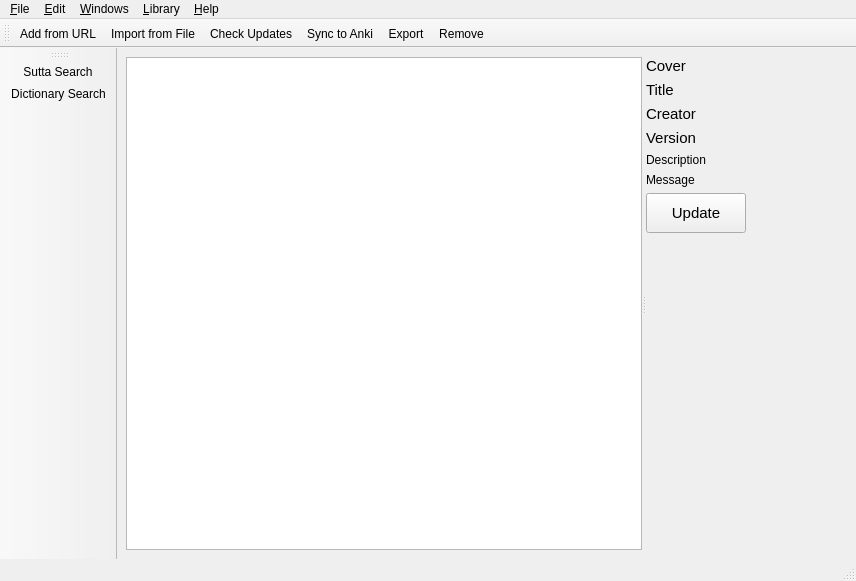
Qt form simsapa/assets/ui/dictionaries_manager_window.ui (simsapa/simsapa) before a commit.
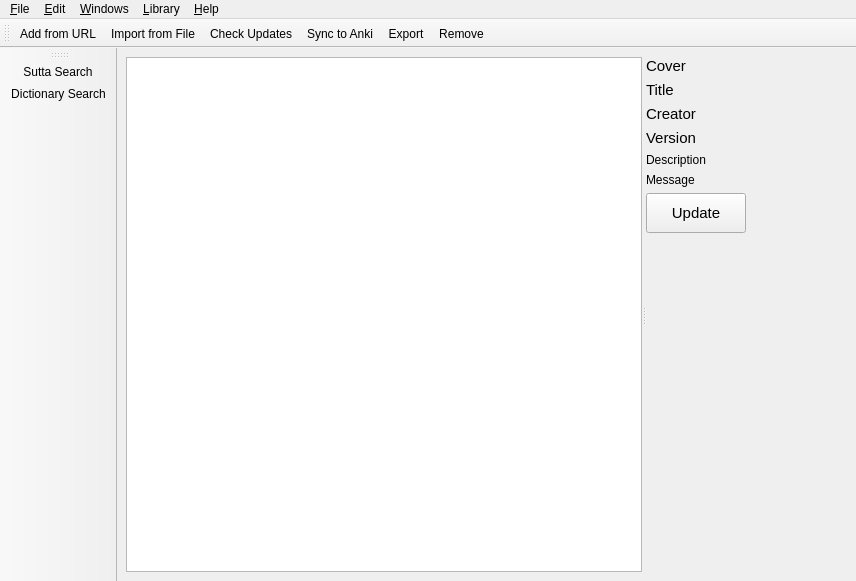
The same form after that commit. Icons and pictures are not drawn.

Commit message: remove statusbar, add button icons

```diff
--- a/simsapa/assets/ui/dictionaries_manager_window.ui
+++ b/simsapa/assets/ui/dictionaries_manager_window.ui
@@ -245,7 +245,6 @@
    <addaction name="menu_Library"/>
    <addaction name="menu_Help"/>
   </widget>
-  <widget class="QStatusBar" name="statusbar"/>
   <widget class="QToolBar" name="toolBar">
    <property name="windowTitle">
     <string>toolBar</string>
```
Left out of the diff: 2 changed lines with no effect on the pictures. The commit also changes 63 other files.
